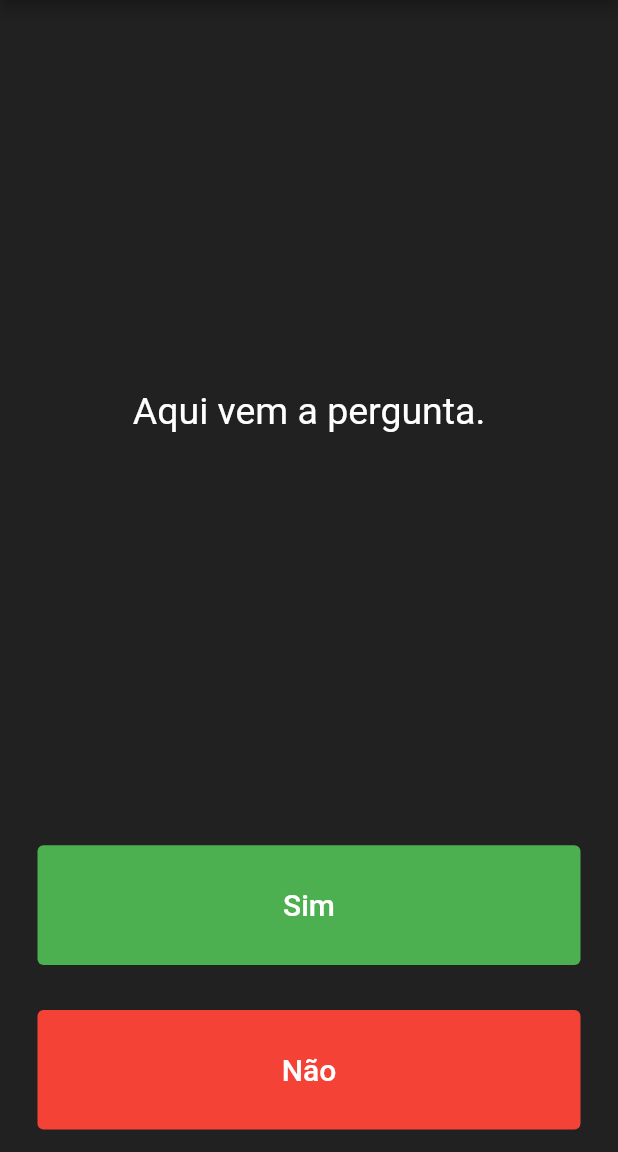
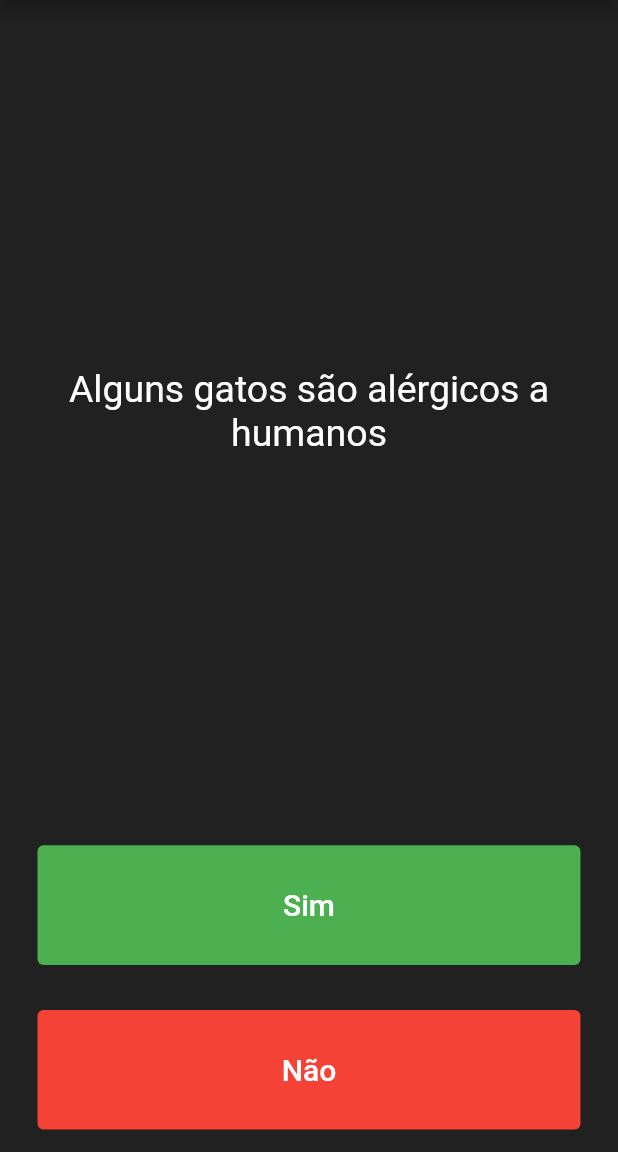
Before and after one commit to haniellourenco/Super-Quiz-App, a Flutter app: the screen it shows after launch, on a phone screen of 412 x 824 dp, the part 84-1236 px from its top. Run offline on Flutter 3.47's test engine with Material 2 defaults, Android fonts, the phone set to English and light mode, and no system bars.

Commit message:
add: questions

```diff
--- a/lib/main.dart
+++ b/lib/main.dart
@@ -1,4 +1,5 @@
 import 'package:flutter/material.dart';
+import 'package:projeto_quizz/question.dart';
 
 void main() {
   runApp(const SuperQuiz());
@@ -13,6 +14,36 @@ class SuperQuiz extends StatefulWidget {
 
 class _SuperQuizState extends State<SuperQuiz> {
   List<Icon> score = [];
+  List<Question> questionBank = [
+    Question('Alguns gatos são alérgicos a humanos', true),
+    Question(
+        'É possível fazer com que uma vaca suba escadas, mas não descê-las.',
+        false),
+    Question(
+        'Aproximadamente um quarto dos ossos humanos estão nos pés.', true),
+    Question('O sangue de uma lesma é verde.', true),
+    Question('O nome de solteira da mãe de Buzz Aldrin era \"Moon\".', true),
+    Question('É ilegal urinar no oceano, em Portugal.', true),
+    Question(
+        'Nenhum pedaço quadrado de papel pode ser dobrado mais do que 7 vezes.',
+        false),
+    Question(
+        'Em Londres, se você morrer no Parlamento, você tem direito a um funeral de estado, porque o prédio é considerado um local sagrado.',
+        true),
+    Question(
+        'O som mais forte produzido por qualquer animal é de 188dB. Esse animal é o elefante africano.',
+        false),
+    Question(
+        'A área total dos dois pulmões de um humano é de aproximadamente 70 metros quadrados.',
+        true),
+    Question('Google foi chamado, originalmente de \"Backrub\".', true),
+    Question(
+        'O chocolate afeta o coração e o sistema nervoso de um cão; algumas gramas são suficientes para matar um cão pequeno.',
+        true),
+    Question(
+        'Na Virginia do Oeste, EUA, se você atropelar um animal com um carro, por acidente, você pode levá-lo para casa e comê-lo.',
+        true),
+  ];
 
   @override
   Widget build(BuildContext context) {
@@ -31,15 +62,15 @@ class _SuperQuizState extends State<SuperQuiz> {
             mainAxisAlignment: MainAxisAlignment.spaceBetween,
             crossAxisAlignment: CrossAxisAlignment.stretch,
             children: [
-              const Expanded(
+              Expanded(
                 flex: 5,
                 child: Padding(
-                  padding: EdgeInsets.all(10.0),
+                  padding: const EdgeInsets.all(10.0),
                   child: Center(
                     child: Text(
-                      "Aqui vem a pergunta.",
+                      questionBank[0].text,
                       textAlign: TextAlign.center,
-                      style: TextStyle(
+                      style: const TextStyle(
                         fontSize: 25.0,
                         color: Colors.white,
                       ),
--- /dev/null
+++ b/lib/question.dart
@@ -0,0 +1,6 @@
+class Question {
+  final String text; //texto da pergunta
+  final bool answer; //valor da resposta
+
+  Question(this.text, this.answer);
+}
```
